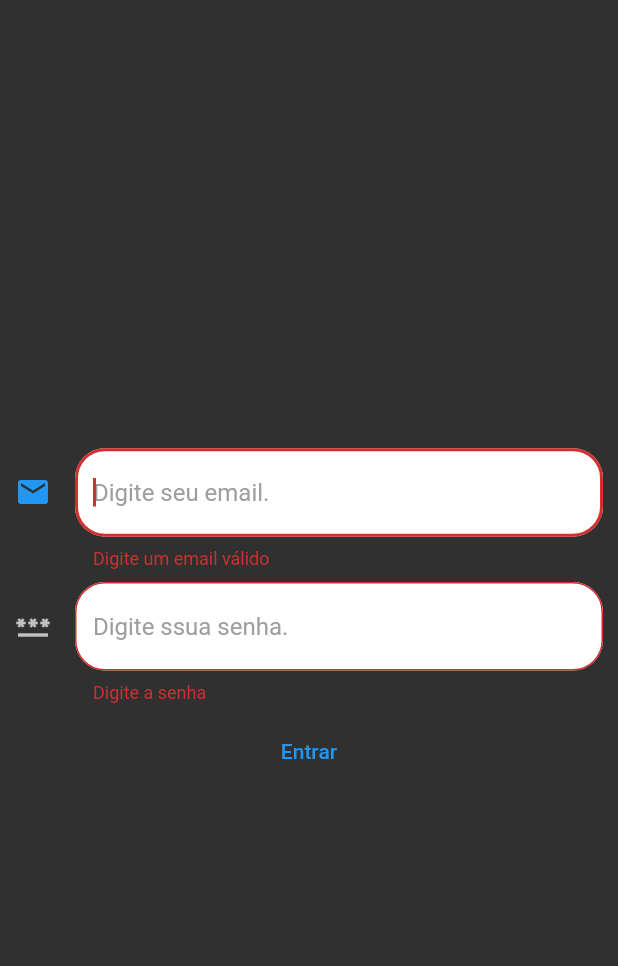
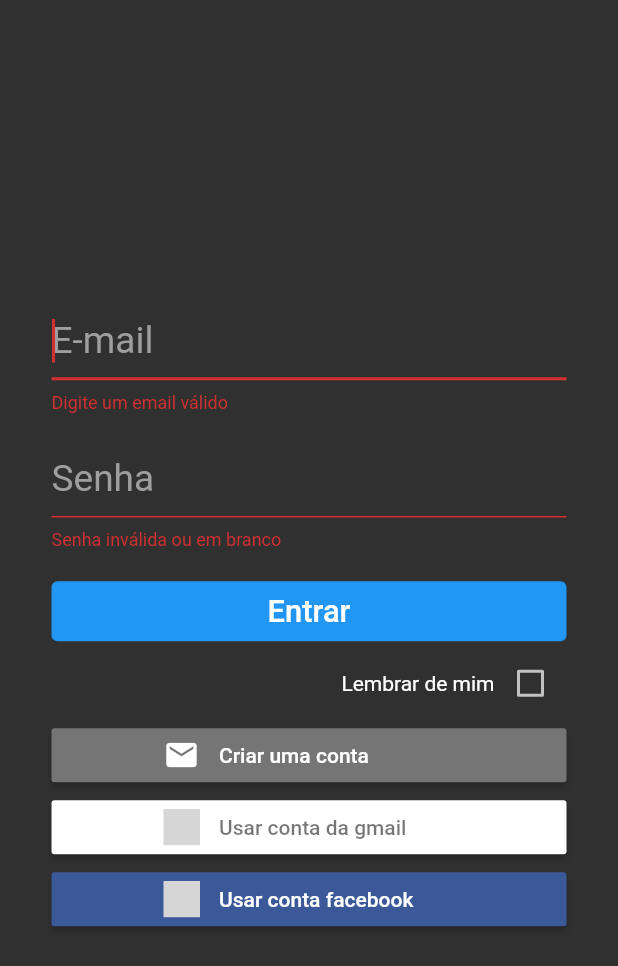
Before and after one commit to irenaldojs/busca_peca, a Flutter app: the screen it shows after launch, after a tap on "Entrar", on a phone screen of 412 x 824 dp. Shown: the top 966 px of the screen. Run offline on Flutter 3.47's test engine with Material 2 defaults, Android fonts, the phone set to English and light mode, and no system bars; our stand-ins replace flutter_signin_button, get; grey boxes are pictures that could not be loaded.

Commit message:
Update login page

```diff
--- a/lib/app/pages/login/login_controller.dart
+++ b/lib/app/pages/login/login_controller.dart
@@ -6,4 +6,5 @@ class LoginController extends GetxController{
   final formKey = GlobalKey<FormState>().obs;
   final emailController = TextEditingController().obs;
   final passwordController = TextEditingController().obs;
+  var rememberMe = false.obs;
 }
--- a/lib/app/pages/login/login_page.dart
+++ b/lib/app/pages/login/login_page.dart
@@ -1,6 +1,6 @@
 import 'package:busca_peca/app/pages/login/login_controller.dart';
 import 'package:busca_peca/app/pages/login/login_widgets.dart';
-import 'package:flutter/gestures.dart';
+import 'package:flutter_signin_button/flutter_signin_button.dart';
 import 'package:flutter/material.dart';
 import 'package:get/get.dart';
 
@@ -14,30 +14,42 @@ class LoginPage extends GetView<LoginController> {
 
     return Scaffold(
       body: Padding(
-        padding: const EdgeInsets.only(left: 10, right: 10),
+        padding: EdgeInsets.only(left: width / 12, right: width / 12),
         child: Center(
           child: SingleChildScrollView(
             child: Column(
-              //mainAxisAlignment: MainAxisAlignment.center,
+              crossAxisAlignment: CrossAxisAlignment.stretch,
               children: [
                 Form(
                   key: controller.formKey.value,
                   child: Column(
                     crossAxisAlignment: CrossAxisAlignment.stretch,
                     children: [
-                      textFormFieldEmail(controller.emailController.value),
-                      SizedBox(height: height * 0.01),
+                      textFormFieldEmail(
+                          height, controller.emailController.value),
+                      SizedBox(height: height * 0.02),
                       textFormFieldPassword(
-                          controller.passwordController.value),
-                      SizedBox(height: height * 0.01),
-                      TextButton(
-                        onPressed: () {
-                          if(controller.formKey.value.currentState!.validate()){}
-                        },
-                        child: const Text('Entrar'),
-                      ),
+                          height, controller.passwordController.value),
+                      SizedBox(height: height * 0.02),
+                      textButtomLogin(height, controller)
                     ],
                   ),
+                ),
+                checkLine(controller),
+                SignInButton(
+                        Buttons.Email,
+                        text: 'Criar uma conta',
+                        onPressed: (){}
+                      ),
+                SignInButton(
+                  Buttons.Google,
+                  text: 'Usar conta da gmail',
+                  onPressed: () {},
+                ),
+                SignInButton(
+                  Buttons.Facebook,
+                  text: 'Usar conta facebook',
+                  onPressed: () {},
                 )
               ],
             ),
--- a/lib/app/pages/login/login_widgets.dart
+++ b/lib/app/pages/login/login_widgets.dart
@@ -1,50 +1,79 @@
+import 'package:busca_peca/app/pages/login/login_controller.dart';
 import 'package:flutter/material.dart';
-import 'package:validatorless/validatorless.dart';
+import 'package:get/get.dart';
 
-textFormFieldEmail(TextEditingController editController) {
+textStyleFormField(double height) {
+  return TextStyle(
+    color: Colors.white,
+    fontSize: height * 0.03,
+  );
+}
+
+inputDecorationFormField(String text) {
+  return InputDecoration(
+    hintText: text,
+    hintStyle: const TextStyle(color: Colors.grey),
+  );
+}
+
+textFormFieldEmail(double height, TextEditingController editController) {
   return TextFormField(
     autofocus: true,
     controller: editController,
     keyboardType: TextInputType.emailAddress,
-    style: const TextStyle(color: Colors.blue),
-    decoration: const InputDecoration(
-        icon: Icon(Icons.email),
-        fillColor: Colors.white,
-        filled: true,
-        hintText: 'Digite seu email.',
-        hintStyle: TextStyle(color: Colors.grey),
-        border: OutlineInputBorder(
-            borderRadius: BorderRadius.all(Radius.circular(20)))),
-        validator: (value){
-          if(value!.isEmpty || !RegExp(r'[a-z0-9.-_]+@[a-z0-9.-_]+').hasMatch(value)){
+    style: textStyleFormField(height),
+    decoration: inputDecorationFormField('E-mail'),
+    validator: (value) {
+      if (value!.isEmpty ||
+          !RegExp(r'[a-z0-9.-_]+@[a-z0-9.-_]+').hasMatch(value)) {
         return 'Digite um email válido';
-          }else{
+      } else {
         return null;
       }
     },
   );
 }
 
-textFormFieldPassword(TextEditingController editController) {
+textFormFieldPassword(double height, TextEditingController editController) {
   return TextFormField(
       controller: editController,
       keyboardType: TextInputType.text,
-    style: const TextStyle(color: Colors.blue),
-    decoration: const InputDecoration(
-      icon: Icon(Icons.password),
-      fillColor: Colors.white,
-      filled: true,
-      hintText: 'Digite ssua senha.',
-      hintStyle: TextStyle(color: Colors.grey),
-      border: OutlineInputBorder(
-          borderRadius: BorderRadius.all(Radius.circular(20)))),
+      style: textStyleFormField(height),
+      decoration: inputDecorationFormField('Senha'),
       obscureText: true,
-      validator: (value){
-        if(value!.isEmpty){
-          return 'Digite a senha';
-        }else{
+      validator: (value) {
+        if (value!.isEmpty) {
+          return 'Senha inválida ou em branco';
+        } else {
           return null;
         }
+      });
 }
+
+textButtomLogin(double height, LoginController controller) {
+  return TextButton(
+    style: TextButton.styleFrom(backgroundColor: Colors.blue),
+    onPressed: () {
+      if (controller.formKey.value.currentState!.validate()) {}
+    },
+    child: Text(
+      'Entrar',
+      style: TextStyle(color: Colors.white, fontSize: height * 0.025),
+    ),
   );
 }
+
+checkLine(LoginController controller) {
+  return Row(
+    mainAxisAlignment: MainAxisAlignment.end,
+    children: [
+      const Text('Lembrar de mim'),
+      Obx(() => Checkbox(
+          activeColor: Colors.blue,
+          value: controller.rememberMe.value,
+          onChanged: (value) {
+            controller.rememberMe.value = value ?? controller.rememberMe.value;
+          })),
+    ],
+  );
+}
--- a/pubspec.yaml
+++ b/pubspec.yaml
@@ -36,6 +36,7 @@ dependencies:
   cupertino_icons: ^1.0.2
   sqflite: ^2.0.2
   get: ^4.6.1
+  flutter_signin_button: ^2.0.0
 
 dev_dependencies:
   flutter_test:
```
Also changed, not shown: pubspec.lock. Lines whose indentation alone changed are shown as unchanged.
